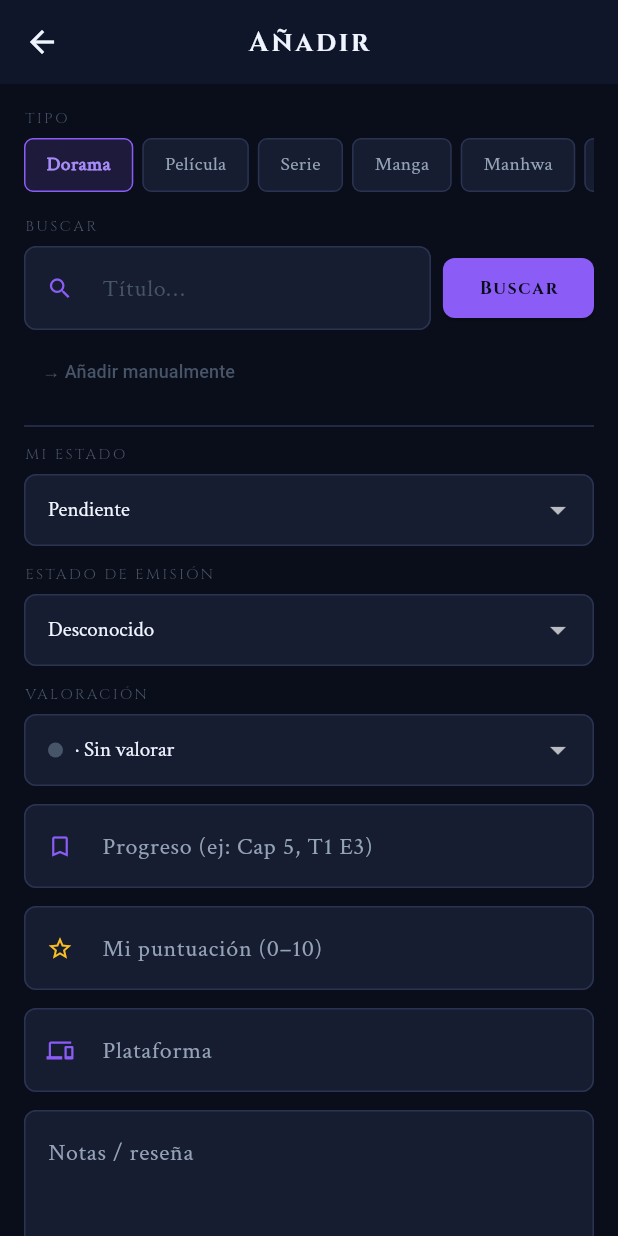
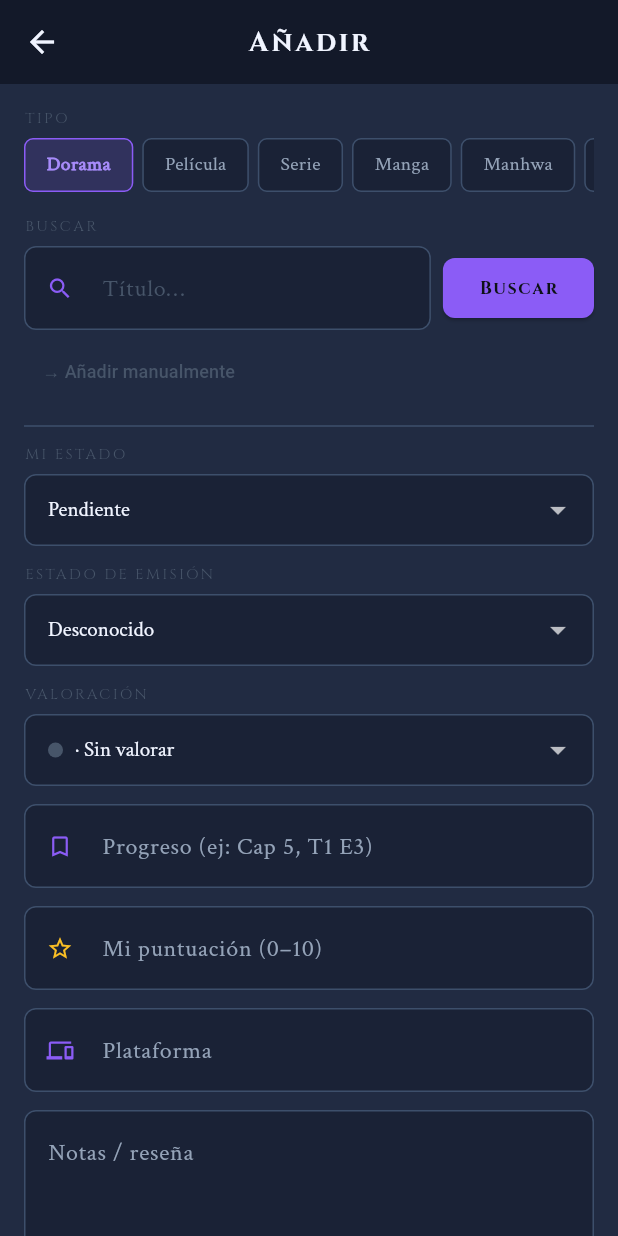
Before and after one commit to iamlauradev/nexus, a Flutter app: the AddEntryScreen screen opened directly, on a phone screen of 412 x 824 dp. Run offline on Flutter 3.47's test engine with Material 3 defaults, Android fonts, the phone set to English and light mode, and no system bars; our stand-ins replace cached_network_image, file_picker, fl_chart, screenshot, share_plus, shared_preferences; accounts and stored records are empty; network calls fail.

Commit message:
fix: gray screens in add_entry and rating_config; improve color contrast
- add_entry: guard effectiveRating at build() time, not just initState
- add_entry: explicit surface backgroundColor on Scaffold
- rating_config: explicit surface backgroundColor on Scaffold
- theme: raise charcoal/surface/border contrast so form fields are visible
  (was too dark: charcoal #161D31 vs background #0A0E1A barely distinguishable)

```diff
--- a/frontend/lib/screens/add_entry_screen.dart
+++ b/frontend/lib/screens/add_entry_screen.dart
@@ -212,8 +212,14 @@ class _AddEntryScreenState extends State<AddEntryScreen> {
   @override
   Widget build(BuildContext context) {
     final ratings = RatingConfigCache.configs;
+    // Guard: ensure _ratingLabel is valid at build time (cache may update between initState and build)
+    final ratingKeys = ratings.map((r) => r['key'] as String).toList();
+    final effectiveRating = ratingKeys.contains(_ratingLabel)
+        ? _ratingLabel
+        : (ratingKeys.isNotEmpty ? ratingKeys.last : null);
 
     return Scaffold(
+      backgroundColor: RpgColors.surface,
       appBar: AppBar(title: const Text('Añadir')),
       body: SingleChildScrollView(
         padding: const EdgeInsets.all(16),
@@ -328,7 +334,7 @@ class _AddEntryScreenState extends State<AddEntryScreen> {
             const SizedBox(height: 6),
             DropdownButtonFormField<String>(
               value: _status,
-              dropdownColor: RpgColors.surface,
+              dropdownColor: RpgColors.charcoal,
               decoration: const InputDecoration(isDense: true),
               style: const TextStyle(color: RpgColors.textPrimary, fontFamily: 'Crimson'),
               items: _statuses.entries.map((e) => DropdownMenuItem(value: e.key, child: Text(e.value))).toList(),
@@ -341,7 +347,7 @@ class _AddEntryScreenState extends State<AddEntryScreen> {
             const SizedBox(height: 6),
             DropdownButtonFormField<String>(
               value: _emissionStatus,
-              dropdownColor: RpgColors.surface,
+              dropdownColor: RpgColors.charcoal,
               decoration: const InputDecoration(isDense: true),
               style: const TextStyle(color: RpgColors.textPrimary, fontFamily: 'Crimson'),
               items: _emissionStatuses.entries.map((e) => DropdownMenuItem(
@@ -363,8 +369,8 @@ class _AddEntryScreenState extends State<AddEntryScreen> {
             _Label('Valoración'),
             const SizedBox(height: 6),
             DropdownButtonFormField<String>(
-              value: _ratingLabel,
-              dropdownColor: RpgColors.surface,
+              value: effectiveRating,
+              dropdownColor: RpgColors.charcoal,
               decoration: const InputDecoration(isDense: true),
               style: const TextStyle(color: RpgColors.textPrimary, fontFamily: 'Crimson'),
               items: ratings.map((r) {
--- a/frontend/lib/screens/rating_config_screen.dart
+++ b/frontend/lib/screens/rating_config_screen.dart
@@ -83,6 +83,7 @@ class _RatingConfigScreenState extends State<RatingConfigScreen> {
   @override
   Widget build(BuildContext context) {
     return Scaffold(
+      backgroundColor: RpgColors.surface,
       appBar: AppBar(title: const Text('Mis valoraciones')),
       body: _loading
           ? const Center(child: CircularProgressIndicator(color: RpgColors.gold))
--- a/frontend/lib/theme/rpg_theme.dart
+++ b/frontend/lib/theme/rpg_theme.dart
@@ -5,12 +5,12 @@ import 'package:flutter/material.dart';
 // ---------------------------------------------------------------------------
 class RpgColors {
   // Backgrounds — dark blue-black base
-  static const Color obsidian    = Color(0xFF0A0E1A);
-  static const Color darkVoid    = Color(0xFF0F1629);
-  static const Color charcoal    = Color(0xFF161D31);
-  static const Color surface     = Color(0xFF1C2440);
-  static const Color surfaceHigh = Color(0xFF232B4A);
-  static const Color border      = Color(0xFF2A3352);
+  static const Color obsidian    = Color(0xFF0D1117);
+  static const Color darkVoid    = Color(0xFF131929);
+  static const Color charcoal    = Color(0xFF1A2236);
+  static const Color surface     = Color(0xFF212B42);
+  static const Color surfaceHigh = Color(0xFF2C3A57);
+  static const Color border      = Color(0xFF3D4F6B);
 
   // Primary accent — bright violet
   static const Color accent      = Color(0xFF8B5CF6);
```
